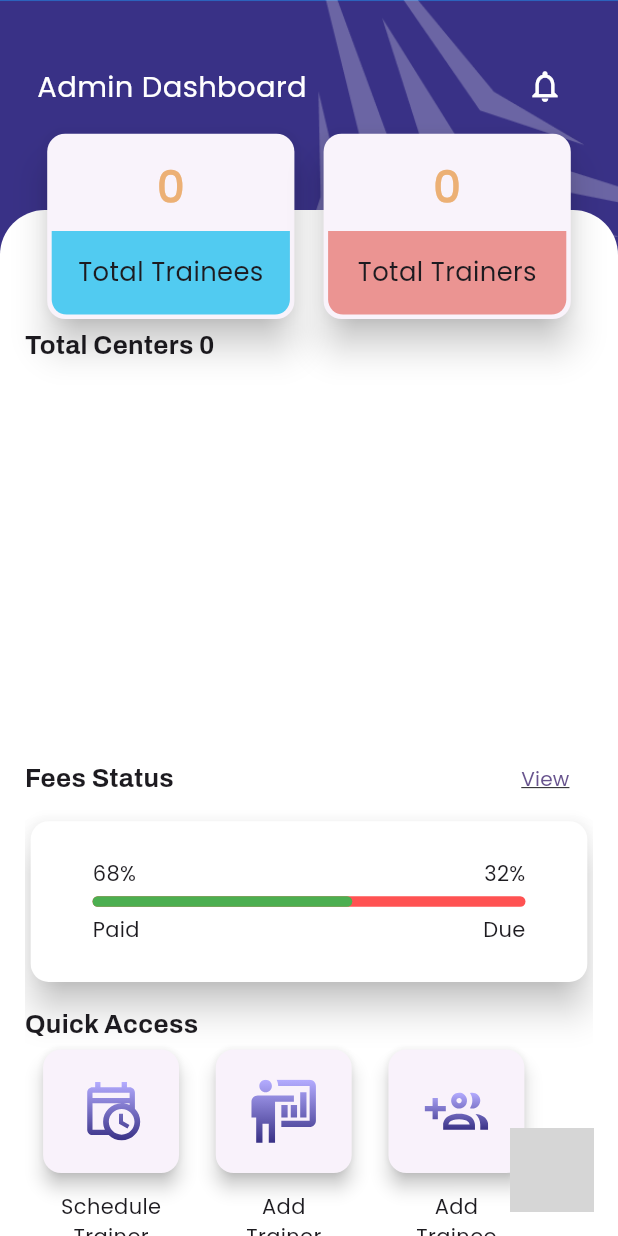
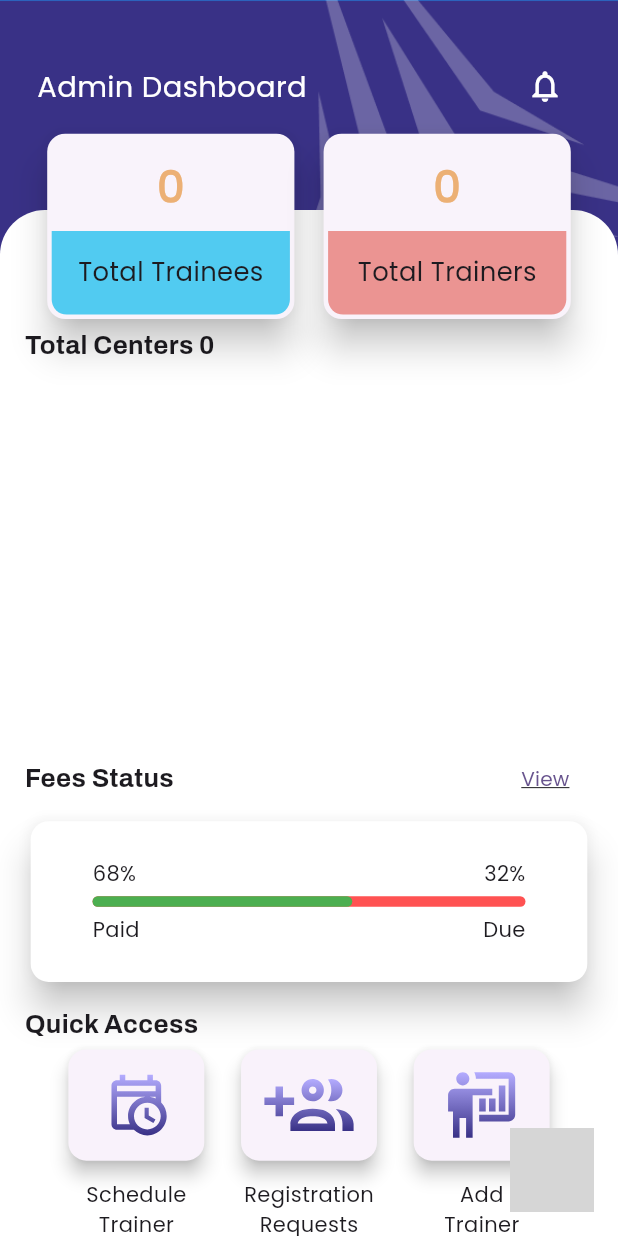
Before and after one commit to Surabhiprissoft/sahyog, a Flutter app: the AdminDasboard screen opened directly, on a phone screen of 412 x 824 dp. Run offline on Flutter 3.47's test engine with Material 3 defaults, Android fonts, the phone set to English and light mode, and no system bars; our stand-ins replace animated_splash_screen, calendar_timeline, custom_sliding_segmented_control, flutter_svg, get, get_storage and 6 more; missing offline and left inert: dart:ffi, fab_circular_menu_plus; accounts and stored records are empty; network calls fail; project files that could hold a hidden picture were left out; grey boxes are pictures that could not be loaded.

Commit message:
update the admindashboard UI

```diff
--- a/lib/Screens/AdminDashboard.dart
+++ b/lib/Screens/AdminDashboard.dart
@@ -31,13 +31,13 @@ class AdminDasboard extends GetView<AdminDashboardController> {
   var totalCenterCount = 1;
   List<String> imagePaths = [
     'assets/images/schedule_qa.svg',
+    'assets/images/trainee_qa.svg',
     'assets/images/trainer_qa.svg',
-    'assets/images/trainee_qa.svg',
   ];
   List<String> quickAccessMenu = [
     'Schedule Trainer',
+    'Registration Requests',
     'Add Trainer',
-    'Add Trainee',
   ]; // List of image paths
 
   @override
@@ -109,17 +109,16 @@ class AdminDasboard extends GetView<AdminDashboardController> {
             ),
             GestureDetector(
               onTap: () {
-                Get.to(RegistrationRequest());
               },
               child: Column(
                 mainAxisSize: MainAxisSize.min,
                 children: <Widget>[
                   IconButton(onPressed: () {
-                    Get.to(RegistrationRequest());
+
                   },
-                    icon: Icon(Icons.approval_sharp, size: 8.w,),
+                    icon: Icon(Icons.home_outlined, size: 8.w,),
                     color: AppColors.appThemeColor,),
-                  Text("Request", style: TextStyle(
+                  Text("Home", style: TextStyle(
                       fontSize: 14.sp, color: AppColors.appThemeColor)),
                 ],
               ),
@@ -166,6 +165,7 @@ class AdminDasboard extends GetView<AdminDashboardController> {
                         Container(
                           width: 100.w,
                           height: 30.h,
+                          margin: EdgeInsets.zero,
                           child: Obx(() {
                             return ListView.builder(
                               shrinkWrap: true,
@@ -182,7 +182,6 @@ class AdminDasboard extends GetView<AdminDashboardController> {
                             );
                           }),
                         ),
-
                         Row(
                           mainAxisAlignment: MainAxisAlignment.spaceBetween,
                           children: [
@@ -241,14 +240,14 @@ class AdminDasboard extends GetView<AdminDashboardController> {
                         ),
                         SizedBox(height: 12.0),
                         SubHeaderText(sub_header: "Quick Access"),
-                        Container(
-                          width: MediaQuery
-                              .of(context)
-                              .size
-                              .width,
-                          child: SingleChildScrollView(
-                            scrollDirection: Axis.horizontal,
+                        Center(
+                          child: Container(
+                            width: MediaQuery
+                                .of(context)
+                                .size
+                                .width,
                             child: Row(
+                              mainAxisAlignment: MainAxisAlignment.center,
                               children: List.generate(
                                   imagePaths.length, (index) =>
                                   _buildCard(
@@ -257,7 +256,7 @@ class AdminDasboard extends GetView<AdminDashboardController> {
                             ),
                           ),
                         ),
-                        SizedBox(height: 20.h),
+                        //SizedBox(height: 20.h),
 
                       ],
                     ),
@@ -489,7 +488,7 @@ Widget _buildCard(String imagePath, String quickAccessName) {
             Get.to(() => AddTrainer());
           }
           else {
-            Get.to(() => AddTrainee());
+            Get.to(() => RegistrationRequest());
           }
         },
         child: Container(
@@ -500,8 +499,8 @@ Widget _buildCard(String imagePath, String quickAccessName) {
               elevation: 5.0,
               child: Container(
                   width: 22.w,
-                  height: 10.h,
-                  padding: EdgeInsets.all(20.0),
+                  height: 9.h,
+                  padding: EdgeInsets.all(15.0),
                   child: SvgPicture.asset(imagePath)
               )
           ),
--- a/lib/Screens/main.dart
+++ b/lib/Screens/main.dart
@@ -51,7 +51,7 @@ class MyApp extends StatelessWidget {
             fontFamily: "Poppins",
             useMaterial3: true,
           ),
-          home:  StickyList()//SplashPageView()
+          home:  SplashPageView()
 
         );
 
```
Also changed, not shown: lib/controller/TrainerProfileController.dart (+9 -5 lines), assets/images/trainee_qa.svg.
